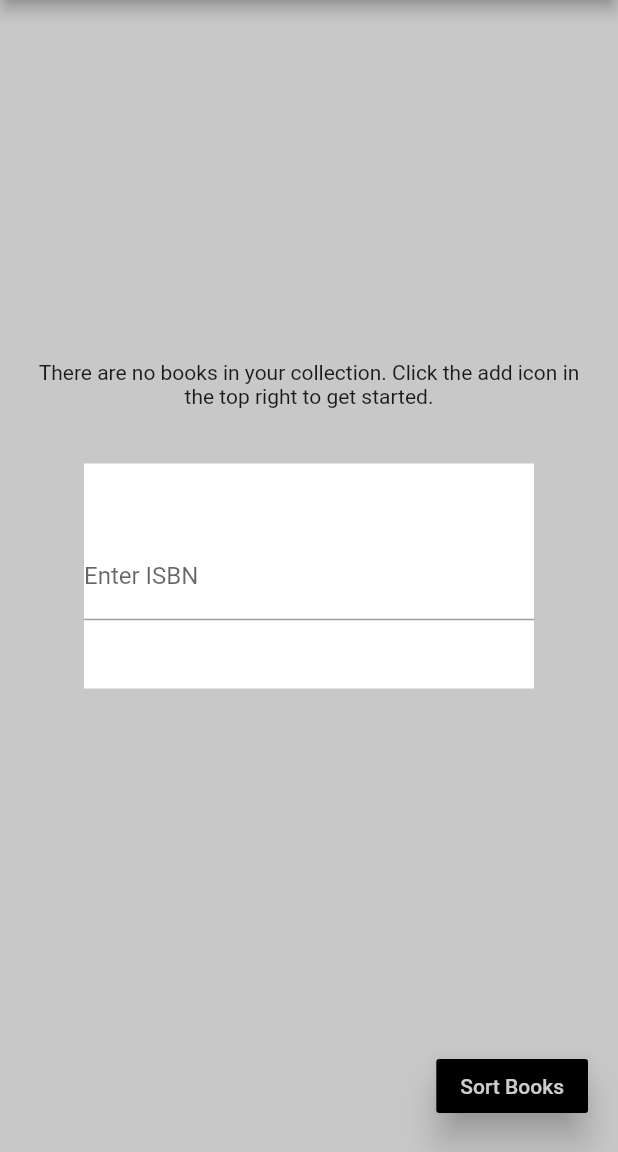
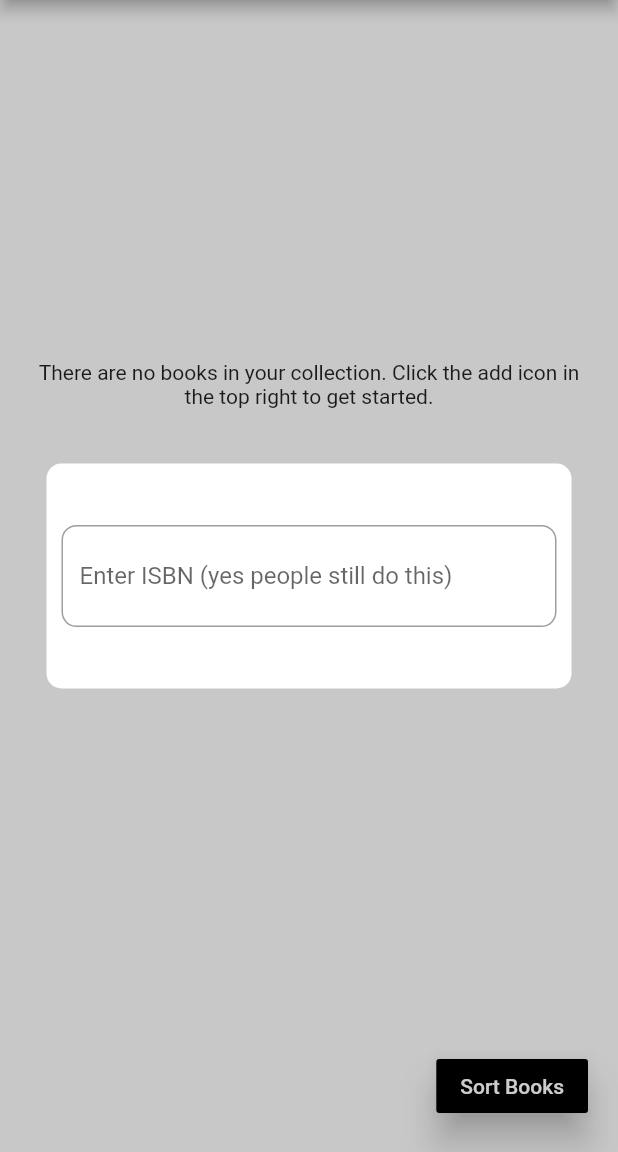
Before and after one commit to TrueNorth14/my_books, a Flutter app: the screen it shows after launch, after a tap on the "add" icon, on a phone screen of 412 x 824 dp, the part 84-1236 px from its top. Run offline on Flutter 3.47's test engine with Material 2 defaults, Android fonts, the phone set to English and light mode, and no system bars; our stand-ins replace sqflite; missing offline and left inert: popup_menu; accounts and stored records are empty.

Commit message:
added style to textfield and enter button

```diff
--- a/lib/main.dart
+++ b/lib/main.dart
@@ -28,6 +28,7 @@ class _MyBooksPageState extends State<MyBooksPage> {
   bool displayAddWidget = false;
   GlobalKey btnKey = GlobalKey();
   String currentSort = "title"; //default orientation is title
+  String isbnFromField = "";
 
   Future<BookShelfModel> _generateBookShelf() async {
     if (myBookShelf != null) {
@@ -262,11 +263,20 @@ class _MyBooksPageState extends State<MyBooksPage> {
                   Center(
                     child: Container(
                       height: 150,
-                      width: 300,
-                      color: Colors.white,
-                      //decoration: BoxDecoration(borderRadius: BorderRadius.circular(10)),
+                      width: 350,
+                      //color: Colors.white,
+                      decoration: BoxDecoration(
+                          borderRadius: BorderRadius.circular(10),
+                          color: Colors.white),
                       child: Center(
+                        child: Padding(
+                          padding: const EdgeInsets.fromLTRB(10, 0, 10, 0),
                           child: TextField(
+                            onChanged: (String chars) {
+                              isbnFromField = chars;
+                              //print(isbnFromField);
+                            },
+                            textInputAction: TextInputAction.go,
                             onSubmitted: (String isbn) {
                               setState(() {
                                 displayAddWidget = false;
@@ -274,7 +284,25 @@ class _MyBooksPageState extends State<MyBooksPage> {
                               addBookToView(int.parse(isbn));
                             },
                             keyboardType: TextInputType.number,
-                          decoration: InputDecoration(labelText: 'Enter ISBN'),
+                            decoration: InputDecoration(
+                              suffix: GestureDetector(
+                                //iconSize: 10,
+                                //padding: EdgeInsets.all(0),
+                                child: Icon(Icons.done),
+                                onTap: () {
+                                  setState(() {
+                                    displayAddWidget = false;
+                                  });
+                                  addBookToView(int.parse(isbnFromField));
+                                },
+                              ),
+                              labelText: 'Enter ISBN (yes people still do this)',
+                              border: OutlineInputBorder(
+                                borderRadius: new BorderRadius.circular(10.0),
+                                borderSide: new BorderSide(),
+                              ),
+                            ),
+                          ),
                         ),
                       ),
                     ),
```
Lines whose indentation alone changed are shown as unchanged.
